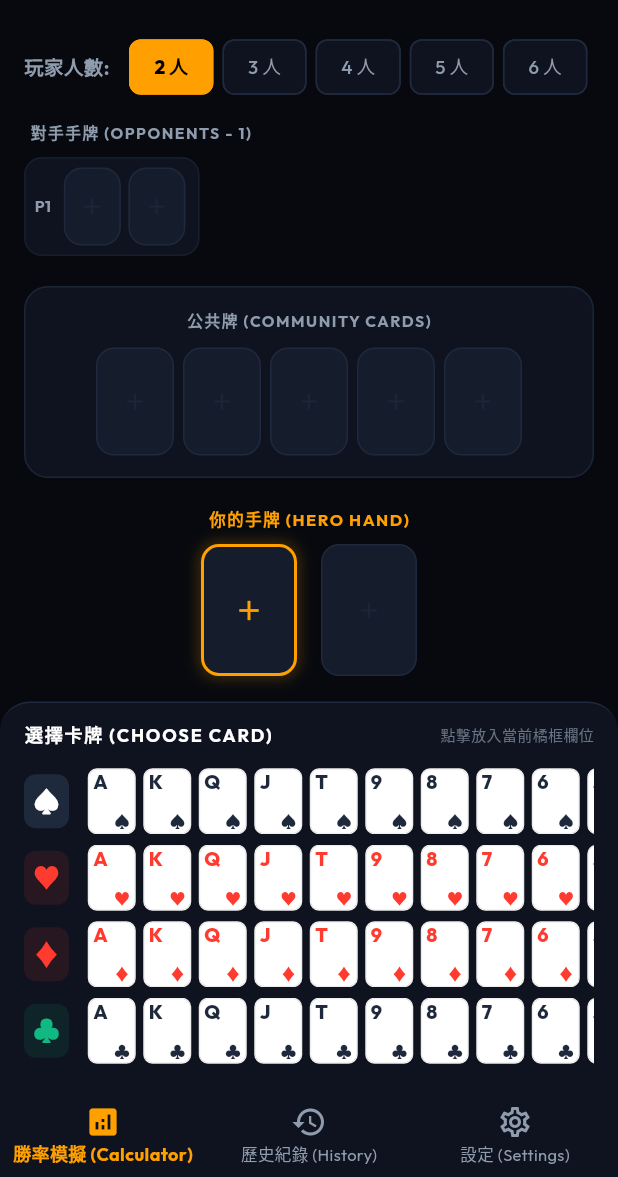
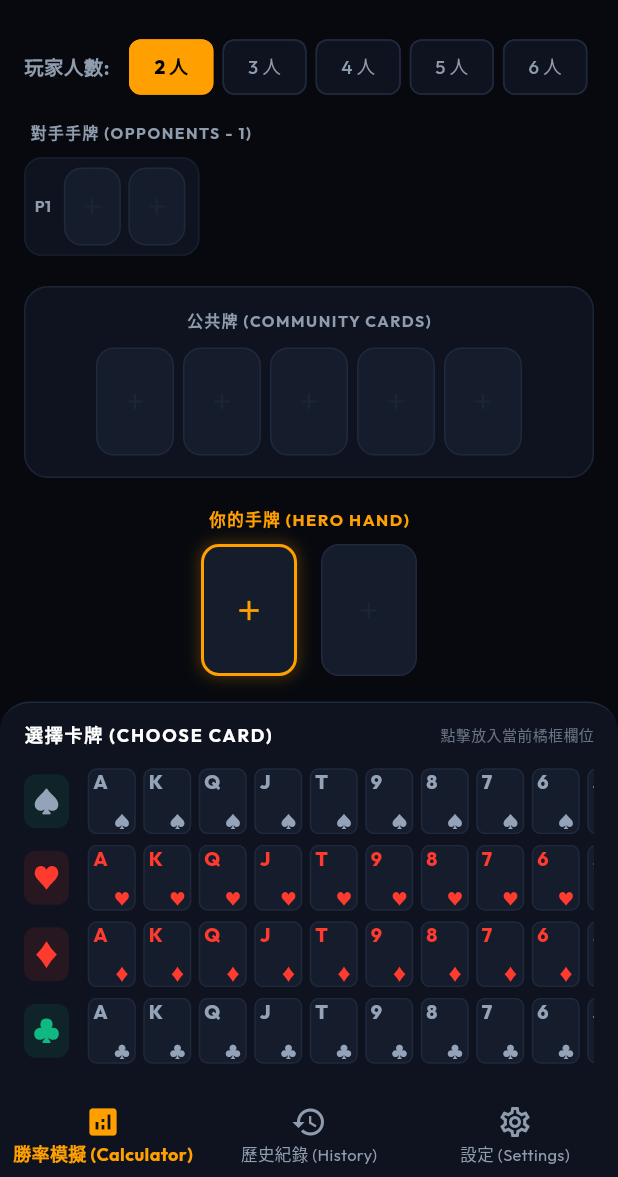
Before and after one commit to 94SungLA/PokerOddsSimulator, a Flutter app: the screen it shows after launch, after a tap on "評分與免設定測試登入 (Demo Login)", on a phone screen of 412 x 824 dp, the part 59-1236 px from its top. Run offline on Flutter 3.47's test engine with Material 3 defaults, Android fonts, the light colour scheme and no system bars; our stand-ins replace dio, firebase_auth, firebase_core, flutter_animate, flutter_markdown, flutter_riverpod and 2 more; accounts and stored records are empty; network calls fail.

Commit message:
feat: improve AI coach speed, UI/UX enhancements, and fix theme issues

```diff
--- a/frontend/lib/core/theme/app_theme.dart
+++ b/frontend/lib/core/theme/app_theme.dart
@@ -2,34 +2,53 @@
 import 'package:google_fonts/google_fonts.dart';
 
 class AppColors {
-  // Slate Dark Theme Colors
-  static const Color background = Color(0xFF07090E); // Deep matte black/blue
-  static const Color surface = Color(0xFF0E131F);    // Sleek slate dark container
-  static const Color cardBackground = Color(0xFF151C2C); // Card slot default background
+  static bool _isDark = true;
 
-  // Neon Gold/Amber Accents
-  static const Color primary = Color(0xFFFFA000);   // Amber Gold
-  static const Color accent = Color(0xFFFF6F00);    // Warm Gold
+  /// Call this from the root widget to sync the theme state.
+  static void setTheme(BuildContext context) {
+    _isDark = Theme.of(context).brightness == Brightness.dark;
+  }
 
-  // Table visual panels
-  static const Color tableBgStart = Color(0xFF0F1424);
-  static const Color tableBgEnd = Color(0xFF080B14);
+  // ── Background & Surface ──
+  static Color get background =>
+      _isDark ? const Color(0xFF07090E) : const Color(0xFFF1F5F9);
+  static Color get surface =>
+      _isDark ? const Color(0xFF0E131F) : const Color(0xFFFFFFFF);
+  static Color get cardBackground =>
+      _isDark ? const Color(0xFF151C2C) : const Color(0xFFF0F4FA);
 
-  // Card Visuals (Modern Red & Slate Black)
-  static const Color suitRed = Color(0xFFFF3B30);    // Vibrant Crimson Red
-  static const Color suitBlack = Color(0xFF1E293B);  // Slate Dark Blue-Black
+  // ── Accent / Primary ──
+  static const Color primary = Color(0xFFFFA000);
+  static const Color accent = Color(0xFFFF6F00);
 
-  // UI Element Colors
-  static const Color textPrimary = Colors.white;
-  static const Color textSecondary = Color(0xFF8F9CAE);
-  static const Color border = Color(0xFF1F293D);
+  // ── Table visuals ──
+  static Color get tableBgStart =>
+      _isDark ? const Color(0xFF0F1424) : const Color(0xFFE2E8F0);
+  static Color get tableBgEnd =>
+      _isDark ? const Color(0xFF080B14) : const Color(0xFFCBD5E1);
+
+  // ── Card suit colours (stay fixed) ──
+  static const Color suitRed = Color(0xFFFF3B30);
+  static Color get suitBlack =>
+      _isDark ? const Color(0xFF94A3B8) : const Color(0xFF1E293B);
+
+  // ── Text ──
+  static Color get textPrimary =>
+      _isDark ? Colors.white : const Color(0xFF0F172A);
+  static Color get textSecondary =>
+      _isDark ? const Color(0xFF8F9CAE) : const Color(0xFF64748B);
+
+  // ── Border ──
+  static Color get border =>
+      _isDark ? const Color(0xFF1F293D) : const Color(0xFFCBD5E1);
   static const Color borderActive = Color(0xFFFFA000);
-  static const Color disabledCard = Color(0xFF131824);
+  static Color get disabledCard =>
+      _isDark ? const Color(0xFF131824) : const Color(0xFFE2E8F0);
 
-  // Charts / Results Colors
-  static const Color winColor = Color(0xFF34C759);   // Modern green
-  static const Color tieColor = Color(0xFF8E8E93);   // Modern gray
-  static const Color loseColor = Color(0xFFFF3B30);  // Modern red
+  // ── Result colours (stay fixed) ──
+  static const Color winColor = Color(0xFF34C759);
+  static const Color tieColor = Color(0xFF8E8E93);
+  static const Color loseColor = Color(0xFFFF3B30);
 }
 
 class AppTheme {
@@ -37,23 +56,23 @@
     return ThemeData(
       brightness: Brightness.dark,
       primaryColor: AppColors.primary,
-      scaffoldBackgroundColor: AppColors.background,
-      cardColor: AppColors.cardBackground,
+      scaffoldBackgroundColor: const Color(0xFF07090E),
+      cardColor: const Color(0xFF151C2C),
       colorScheme: const ColorScheme.dark(
         primary: AppColors.primary,
         secondary: AppColors.accent,
-        surface: AppColors.surface,
+        surface: Color(0xFF0E131F),
         error: Colors.redAccent,
       ),
-      dividerColor: AppColors.border,
+      dividerColor: const Color(0xFF1F293D),
       textTheme: GoogleFonts.outfitTextTheme(
         const TextTheme(
-          displayLarge: TextStyle(color: AppColors.textPrimary, fontSize: 30, fontWeight: FontWeight.bold),
-          displayMedium: TextStyle(color: AppColors.textPrimary, fontSize: 22, fontWeight: FontWeight.bold),
-          titleLarge: TextStyle(color: AppColors.textPrimary, fontSize: 18, fontWeight: FontWeight.bold),
-          titleMedium: TextStyle(color: AppColors.textPrimary, fontSize: 15, fontWeight: FontWeight.w600),
-          bodyLarge: TextStyle(color: AppColors.textPrimary, fontSize: 14),
-          bodyMedium: TextStyle(color: AppColors.textSecondary, fontSize: 13),
+          displayLarge: TextStyle(color: Colors.white, fontSize: 30, fontWeight: FontWeight.bold),
+          displayMedium: TextStyle(color: Colors.white, fontSize: 22, fontWeight: FontWeight.bold),
+          titleLarge: TextStyle(color: Colors.white, fontSize: 18, fontWeight: FontWeight.bold),
+          titleMedium: TextStyle(color: Colors.white, fontSize: 15, fontWeight: FontWeight.w600),
+          bodyLarge: TextStyle(color: Colors.white, fontSize: 14),
+          bodyMedium: TextStyle(color: Color(0xFF8F9CAE), fontSize: 13),
           labelLarge: TextStyle(color: AppColors.primary, fontSize: 13, fontWeight: FontWeight.bold),
         ),
       ),
@@ -65,7 +84,7 @@
     return ThemeData(
       brightness: Brightness.light,
       primaryColor: AppColors.primary,
-      scaffoldBackgroundColor: const Color(0xFFF1F5F9), // Light slate gray background
+      scaffoldBackgroundColor: const Color(0xFFF1F5F9),
       cardColor: Colors.white,
       colorScheme: const ColorScheme.light(
         primary: AppColors.primary,
@@ -73,7 +92,7 @@
         surface: Colors.white,
         error: Colors.redAccent,
       ),
-      dividerColor: const Color(0xFFE2E8F0),
+      dividerColor: const Color(0xFFCBD5E1),
       textTheme: GoogleFonts.outfitTextTheme(
         const TextTheme(
           displayLarge: TextStyle(color: Color(0xFF0F172A), fontSize: 30, fontWeight: FontWeight.bold),
--- a/frontend/lib/features/auth/ui/login_page.dart
+++ b/frontend/lib/features/auth/ui/login_page.dart
@@ -54,18 +54,18 @@
         surfaceTintColor: Colors.transparent,
         shape: RoundedRectangleBorder(
           borderRadius: BorderRadius.circular(16),
-          side: const BorderSide(color: AppColors.border),
+          side: BorderSide(color: AppColors.border),
         ),
         title: Row(
           children: [
             const Icon(Icons.error_outline, color: AppColors.loseColor),
             const SizedBox(width: 10),
-            Text(title, style: const TextStyle(color: Colors.white, fontWeight: FontWeight.bold, fontSize: 16)),
+            Text(title, style: TextStyle(color: AppColors.textPrimary, fontWeight: FontWeight.bold, fontSize: 16)),
           ],
         ),
         content: Text(
           message,
-          style: const TextStyle(color: AppColors.textSecondary, fontSize: 13.5, height: 1.5),
+          style: TextStyle(color: AppColors.textSecondary, fontSize: 13.5, height: 1.5),
         ),
         actions: [
           TextButton(
@@ -79,6 +79,7 @@
 
   @override
   Widget build(BuildContext context) {
+    AppColors.setTheme(context);
     final authState = ref.watch(authProvider);
     final isLoading = authState.isLoading || _isGoogleLoggingIn;
 
@@ -128,18 +129,18 @@
                       color: AppColors.primary,
                     ),
                     const SizedBox(height: 16),
-                    const Text(
+                    Text(
                       'PokerLab',
                       textAlign: TextAlign.center,
                       style: TextStyle(
-                        color: Colors.white,
+                        color: AppColors.textPrimary,
                         fontSize: 32,
                         fontWeight: FontWeight.w900,
                         letterSpacing: 1.0,
                       ),
                     ),
                     const SizedBox(height: 8),
-                    const Text(
+                    Text(
                       '德州撲克勝率計算與策略學習工具\n(Texas Hold\'em Calculator)',
                       textAlign: TextAlign.center,
                       style: TextStyle(
@@ -161,11 +162,11 @@
                       child: Column(
                         crossAxisAlignment: CrossAxisAlignment.stretch,
                         children: [
-                          const Text(
+                          Text(
                             '登入以開始學習 (User Sign In)',
                             textAlign: TextAlign.center,
                             style: TextStyle(
-                              color: Colors.white,
+                              color: AppColors.textPrimary,
                               fontSize: 14.5,
                               fontWeight: FontWeight.bold,
                             ),
@@ -177,6 +178,7 @@
                             backgroundColor: Colors.white,
                             foregroundColor: Colors.black,
                             elevation: 0,
+                            side: BorderSide(color: AppColors.border),
                             padding: const EdgeInsets.symmetric(vertical: 14),
                             shape: RoundedRectangleBorder(
                               borderRadius: BorderRadius.circular(12),
@@ -207,7 +209,7 @@
                           Row(
                             children: [
                               Expanded(child: Divider(color: AppColors.border, thickness: 1)),
-                              const Padding(
+                              Padding(
                                 padding: EdgeInsets.symmetric(horizontal: 12),
                                 child: Text(
                                   '或 (OR)',
@@ -248,7 +250,7 @@
 
                     const SizedBox(height: 32),
                     // Course Compliance Label
-                    const Text(
+                    Text(
                       '本登入模組符合學術課程期末專案合規需求\n支援 Firebase Core 與網頁驗證機制。',
                       textAlign: TextAlign.center,
                       style: TextStyle(
--- a/frontend/lib/features/auth/ui/widgets/user_profile_widget.dart
+++ b/frontend/lib/features/auth/ui/widgets/user_profile_widget.dart
@@ -12,6 +12,7 @@
 
   @override
   Widget build(BuildContext context) {
+    AppColors.setTheme(context);
     return Container(
       padding: const EdgeInsets.all(16),
       decoration: BoxDecoration(
@@ -45,8 +46,8 @@
                     Expanded(
                       child: Text(
                         user.displayName ?? '未指定名稱',
-                        style: const TextStyle(
-                          color: Colors.white,
+                        style: TextStyle(
+                          color: AppColors.textPrimary,
                           fontSize: 16,
                           fontWeight: FontWeight.bold,
                         ),
@@ -82,7 +83,7 @@
                 const SizedBox(height: 4),
                 Text(
                   user.email ?? '無電子郵件',
-                  style: const TextStyle(
+                  style: TextStyle(
                     color: AppColors.textSecondary,
                     fontSize: 12.5,
                   ),
--- a/frontend/lib/features/simulator/domain/providers/table_state.dart
+++ b/frontend/lib/features/simulator/domain/providers/table_state.dart
@@ -98,7 +98,7 @@
 class TableNotifier extends StateNotifier<TableState> {
   TableNotifier() : super(TableState.initial());
 
-  void selectSlot(TableSlot slot) {
+  void selectSlot(TableSlot? slot) {
     state = state.copyWith(selectedSlot: () => slot);
   }
 
--- a/frontend/lib/features/simulator/ui/main_navigation_page.dart
+++ b/frontend/lib/features/simulator/ui/main_navigation_page.dart
@@ -12,6 +12,7 @@
 
   @override
   Widget build(BuildContext context, WidgetRef ref) {
+    AppColors.setTheme(context);
     final selectedIndex = ref.watch(navigationTabProvider);
 
     final List<Widget> pages = [
--- a/frontend/lib/features/simulator/ui/settings_page.dart
+++ b/frontend/lib/features/simulator/ui/settings_page.dart
@@ -30,6 +30,7 @@
 
   @override
   Widget build(BuildContext context) {
+    AppColors.setTheme(context);
     final settings = ref.watch(settingsProvider);
     final settingsNotifier = ref.read(settingsProvider.notifier);
     final userState = ref.watch(authProvider);
@@ -93,7 +94,7 @@
                     ],
                   ),
                   const SizedBox(height: 6),
-                  const Text(
+                  Text(
                     '增加次數可提高勝率精準度，但可能增加計算耗時。',
                     style: TextStyle(color: AppColors.textSecondary, fontSize: 12),
                   ),
@@ -101,18 +102,18 @@
                   DropdownButtonFormField<int>(
                     value: settings.simulationsCount,
                     dropdownColor: AppColors.surface,
-                    style: const TextStyle(color: AppColors.textPrimary, fontSize: 14),
+                    style: TextStyle(color: AppColors.textPrimary, fontSize: 14),
                     decoration: InputDecoration(
                       filled: true,
                       fillColor: AppColors.cardBackground,
                       contentPadding: const EdgeInsets.symmetric(horizontal: 12, vertical: 8),
                       border: OutlineInputBorder(
                         borderRadius: BorderRadius.circular(10),
-                        borderSide: const BorderSide(color: AppColors.border),
+                        borderSide: BorderSide(color: AppColors.border),
                       ),
                       enabledBorder: OutlineInputBorder(
                         borderRadius: BorderRadius.circular(10),
-                        borderSide: const BorderSide(color: AppColors.border),
+                        borderSide: BorderSide(color: AppColors.border),
                       ),
                     ),
                     items: const [
@@ -194,25 +195,25 @@
                     ],
                   ),
                   const SizedBox(height: 6),
-                  const Text(
+                  Text(
                     '本機模擬預設為 http://127.0.0.1:8000/api/v1',
                     style: TextStyle(color: AppColors.textSecondary, fontSize: 12),
                   ),
                   const SizedBox(height: 12),
                   TextField(
                     controller: _urlController,
-                    style: const TextStyle(color: Colors.white, fontSize: 14),
+                    style: TextStyle(color: AppColors.textPrimary, fontSize: 14),
                     decoration: InputDecoration(
                       filled: true,
                       fillColor: AppColors.cardBackground,
                       contentPadding: const EdgeInsets.symmetric(horizontal: 12, vertical: 10),
                       border: OutlineInputBorder(
                         borderRadius: BorderRadius.circular(10),
-                        borderSide: const BorderSide(color: AppColors.border),
+                        borderSide: BorderSide(color: AppColors.border),
                       ),
                       enabledBorder: OutlineInputBorder(
                         borderRadius: BorderRadius.circular(10),
-                        borderSide: const BorderSide(color: AppColors.border),
+                        borderSide: BorderSide(color: AppColors.border),
                       ),
                       focusedBorder: OutlineInputBorder(
                         borderRadius: BorderRadius.circular(10),
@@ -238,7 +239,7 @@
                       }
                       settingsNotifier.setApiUrl(url);
                       ScaffoldMessenger.of(context).showSnackBar(
-                        const SnackBar(content: Text('API 連線設定已儲存並生效'), backgroundColor: AppColors.surface),
+                        SnackBar(content: Text('API 連線設定已儲存並生效', style: TextStyle(color: AppColors.textPrimary)), backgroundColor: AppColors.surface),
                       );
                     },
                     child: const Text('更新連線網址', style: TextStyle(fontWeight: FontWeight.bold, fontSize: 13.5)),
@@ -257,7 +258,7 @@
       padding: const EdgeInsets.only(left: 8, bottom: 8, top: 4),
       child: Text(
         title,
-        style: const TextStyle(
+        style: TextStyle(
           color: AppColors.textSecondary,
           fontSize: 10.5,
           fontWeight: FontWeight.bold,
--- a/frontend/lib/features/simulator/ui/simulator_page.dart
+++ b/frontend/lib/features/simulator/ui/simulator_page.dart
@@ -13,6 +13,7 @@
 
   @override
   Widget build(BuildContext context, WidgetRef ref) {
+    AppColors.setTheme(context);
     final state = ref.watch(tableStateProvider);
     final notifier = ref.read(tableStateProvider.notifier);
     final simState = ref.watch(simulationProvider);
@@ -82,6 +83,11 @@
         ],
       ),
       body: SafeArea(
+        child: GestureDetector(
+          onTap: () {
+            notifier.selectSlot(null);
+          },
+          behavior: HitTestBehavior.translucent,
           child: Column(
             children: [
             // Controls (Players Count chips)
@@ -89,7 +95,7 @@
               padding: const EdgeInsets.symmetric(horizontal: 16, vertical: 4),
               child: Row(
                 children: [
-                  const Text(
+                  Text(
                     '玩家人數:',
                     style: TextStyle(
                       color: AppColors.textSecondary,
@@ -140,8 +146,17 @@
 
             // Scrollable Poker Table felt
             Expanded(
+              child: RefreshIndicator(
+                onRefresh: () async {
+                  notifier.clearTable();
+                  ref.read(simulationProvider.notifier).reset();
+                  // Optional: add a tiny delay for smooth animation
+                  await Future.delayed(const Duration(milliseconds: 300));
+                },
+                color: AppColors.primary,
+                backgroundColor: AppColors.surface,
                 child: SingleChildScrollView(
-                physics: const BouncingScrollPhysics(),
+                  physics: const BouncingScrollPhysics(parent: AlwaysScrollableScrollPhysics()),
                   child: Column(
                   children: [
                     const PokerTableWidget(),
@@ -216,17 +231,25 @@
                 ),
               ),
             ),
+            ),
 
             // Card Picker Widget
-            CardPickerWidget(
+            AnimatedSize(
+              duration: const Duration(milliseconds: 300),
+              curve: Curves.easeInOutCubic,
+              child: state.selectedSlot != null
+                  ? CardPickerWidget(
                       usedCards: usedCards,
                       onCardSelected: isLoading
                           ? (_) {}
                           : (card) {
                               notifier.setCardForActiveSlot(card);
                             },
+                    )
+                  : const SizedBox(width: double.infinity),
             ),
           ],
+        ),
         ),
       ),
     );
@@ -252,7 +275,7 @@
             ),
           ),
           const SizedBox(height: 18),
-          const Text(
+          Text(
             '正在執行 10,000 次 Monte Carlo 模擬...',
             style: TextStyle(
               color: AppColors.textPrimary,
@@ -261,7 +284,7 @@
             ),
           ),
           const SizedBox(height: 6),
-          const Text(
+          Text(
             '系統正在隨機補齊剩餘卡牌並計算各玩家贏面',
             style: TextStyle(
               color: AppColors.textSecondary,
--- a/frontend/lib/features/simulator/ui/widgets/card_picker_widget.dart
+++ b/frontend/lib/features/simulator/ui/widgets/card_picker_widget.dart
@@ -14,12 +14,13 @@
 
   @override
   Widget build(BuildContext context) {
+    AppColors.setTheme(context);
     final suits = ['s', 'h', 'd', 'c'];
     final ranks = ['A', 'K', 'Q', 'J', 'T', '9', '8', '7', '6', '5', '4', '3', '2'];
 
     return Container(
       padding: const EdgeInsets.fromLTRB(16, 12, 16, 16),
-      decoration: const BoxDecoration(
+      decoration: BoxDecoration(
         color: AppColors.surface,
         border: Border(
           top: BorderSide(color: AppColors.border, width: 1.0),
@@ -37,7 +38,7 @@
           Row(
             mainAxisAlignment: MainAxisAlignment.spaceBetween,
             children: [
-              const Text(
+              Text(
                 '選擇卡牌 (CHOOSE CARD)',
                 style: TextStyle(
                   color: AppColors.textPrimary,
@@ -102,8 +103,8 @@
     switch (suit) {
       case 's':
         symbol = '♠';
-        color = Colors.white;
-        bgColor = const Color(0xFF1E293B);
+        color = AppColors.suitBlack;
+        bgColor = const Color(0xFF10B981).withValues(alpha: 0.1); // Same bg as clubs
         break;
       case 'h':
         symbol = '♥';
@@ -156,6 +157,7 @@
 
   @override
   Widget build(BuildContext context) {
+    AppColors.setTheme(context);
     final color = card.isRed ? AppColors.suitRed : AppColors.suitBlack;
     final symbol = card.suitSymbol;
 
@@ -167,13 +169,13 @@
           width: 32,
           height: 44,
           decoration: BoxDecoration(
-            color: isUsed ? AppColors.disabledCard : Colors.white,
+            color: isUsed ? AppColors.disabledCard : (Theme.of(context).brightness == Brightness.dark ? AppColors.cardBackground : Colors.white),
             borderRadius: BorderRadius.circular(6),
             border: Border.all(
-              color: isUsed ? AppColors.border : Colors.grey.shade200,
+              color: isUsed ? AppColors.border : (Theme.of(context).brightness == Brightness.dark ? AppColors.border : Colors.grey.shade200),
               width: 1.0,
             ),
-            boxShadow: isUsed
+            boxShadow: isUsed || Theme.of(context).brightness == Brightness.dark
                 ? []
                 : [
                     BoxShadow(
--- a/frontend/lib/features/simulator/ui/widgets/poker_card_widget.dart
+++ b/frontend/lib/features/simulator/ui/widgets/poker_card_widget.dart
@@ -23,6 +23,7 @@
 
   @override
   Widget build(BuildContext context) {
+    AppColors.setTheme(context);
     final hasCard = card != null;
     final isSmall = width < 50;
 
--- a/frontend/lib/features/simulator/ui/widgets/poker_table_widget.dart
+++ b/frontend/lib/features/simulator/ui/widgets/poker_table_widget.dart
@@ -10,6 +10,7 @@
 
   @override
   Widget build(BuildContext context, WidgetRef ref) {
+    AppColors.setTheme(context);
     final state = ref.watch(tableStateProvider);
     final notifier = ref.read(tableStateProvider.notifier);
 
@@ -45,7 +46,7 @@
           padding: const EdgeInsets.only(left: 4, bottom: 8),
           child: Text(
             '對手手牌 (OPPONENTS - $count)',
-            style: const TextStyle(
+            style: TextStyle(
               color: AppColors.textSecondary,
               fontSize: 10.5,
               fontWeight: FontWeight.bold,
@@ -75,7 +76,7 @@
                 children: [
                   Text(
                     'P$opponentIndex',
-                    style: const TextStyle(
+                    style: TextStyle(
                       color: AppColors.textSecondary,
                       fontSize: 10.5,
                       fontWeight: FontWeight.bold,
@@ -160,7 +161,7 @@
       child: Column(
         mainAxisSize: MainAxisSize.min,
         children: [
-          const Text(
+          Text(
             '公共牌 (COMMUNITY CARDS)',
             style: TextStyle(
               color: AppColors.textSecondary,
--- a/frontend/lib/main.dart
+++ b/frontend/lib/main.dart
@@ -32,16 +32,19 @@
       theme: AppTheme.lightTheme,
       darkTheme: AppTheme.darkTheme,
       themeMode: settings.themeMode,
-      home: authState.when(
+      home: Builder(
+        builder: (context) {
+          AppColors.setTheme(context);
+          return authState.when(
             data: (user) {
               if (user == null) {
                 return const LoginPage();
               }
               return const MainNavigationPage();
             },
-        loading: () => const Scaffold(
+            loading: () => Scaffold(
               backgroundColor: AppColors.background,
-          body: Center(
+              body: const Center(
                 child: CircularProgressIndicator(color: AppColors.primary),
               ),
             ),
@@ -54,6 +57,8 @@
                 ),
               ),
             ),
+          );
+        },
       ),
     );
   }
```
Also changed, not shown: frontend/lib/features/simulator/ui/history_page.dart (+16 -14 lines), frontend/lib/features/simulator/ui/widgets/range_picker_dialog.dart (+46 -32 lines), frontend/lib/features/simulator/ui/widgets/results_panel_widget.dart (+30 -29 lines), 1 other file. Lines whose indentation alone changed are shown as unchanged.
